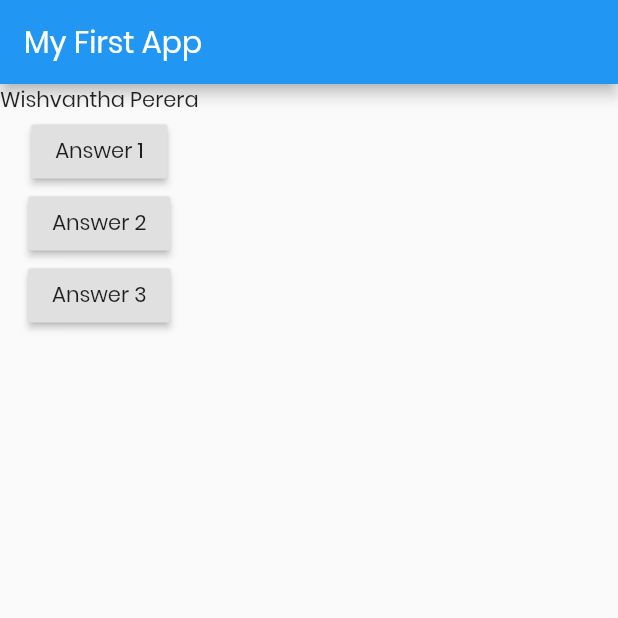
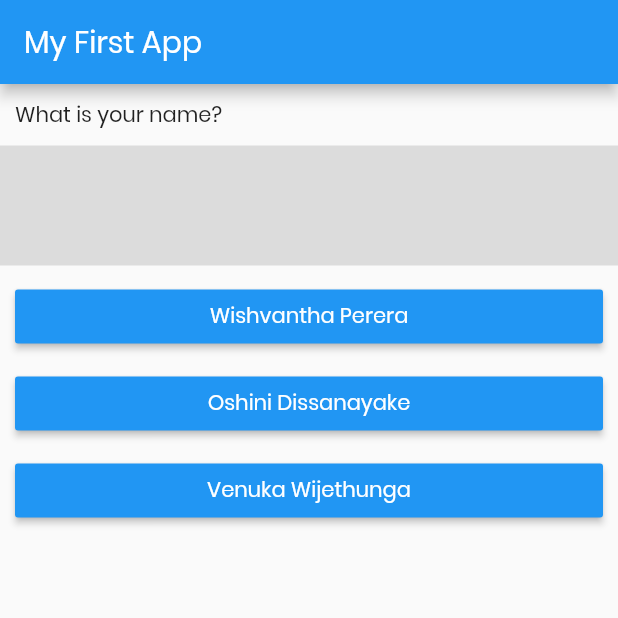
Before and after one commit to wish9919/flutter-practical-guide, a Flutter app: the screen it shows after launch, on a phone screen of 412 x 824 dp, the top half of it. Run offline on Flutter 3.47's test engine with Material 2 defaults, Android fonts, the phone set to English and light mode, and no system bars.

```diff
--- /dev/null
+++ b/lib/answer.dart
@@ -0,0 +1,22 @@
+import 'package:flutter/material.dart';
+
+class Answer extends StatelessWidget {
+  final String answerText;
+  final Function selectHandler;
+
+  Answer(this.answerText, this.selectHandler);
+
+  @override
+  Widget build(BuildContext context) {
+    return Container(
+      padding: EdgeInsets.fromLTRB(10.0, 10.0, 10.0, 0),
+      width: double.infinity,
+      child: RaisedButton(
+        onPressed: selectHandler,
+        color: Colors.blue,
+        textColor: Colors.white,
+        child: Text(answerText),
+      ),
+    );
+  }
+}
--- a/lib/main.dart
+++ b/lib/main.dart
@@ -1,4 +1,7 @@
 import 'package:flutter/material.dart';
+import 'package:flutter_complete_course/answer.dart';
+
+import './question.dart';
 
 void main() => runApp(MyApp());
 
@@ -8,18 +11,20 @@ class MyApp extends StatefulWidget {
 }
 
 class _MyAppState extends State<MyApp> {
-  var questionIndex = 0;
+  var _yourName = '';
 
-  void answerQuestion() {
+  var wish = 'Wishvantha';
+  var osha = 'Oshini';
+  var venu = 'Venuka';
+
+  _answerQuestion({yourName}) {
     setState(() {
-      questionIndex = questionIndex + 1;
+      _yourName = yourName;
     });
-    print(questionIndex);
   }
 
   @override
   Widget build(BuildContext context) {
-    var questions = ['Wishvantha Perera', 'Venuka Wijethunga'];
     return MaterialApp(
       theme: ThemeData(fontFamily: 'Poppins'),
       debugShowCheckedModeBanner: false,
@@ -30,21 +35,17 @@ class _MyAppState extends State<MyApp> {
         )),
         body: Column(
           children: <Widget>[
-            Text(questions[questionIndex]),
-            RaisedButton(
-              child: Text('Answer 1'),
-              onPressed: answerQuestion,
+            Container(
+              padding: EdgeInsets.all(10.0),
+              child: Align(
+                alignment: Alignment.centerLeft,
+                child: Text('What is your name?'),
+              ),
             ),
-            RaisedButton(
-              child: Text('Answer 2'),
-              onPressed: () => print('Answer 2'),
-            ),
-            RaisedButton(
-              child: Text('Answer 3'),
-              onPressed: () {
-                print('Answer 3');
-              },
-            )
+            Question(_yourName),
+            Answer('Wishvantha Perera', () => _answerQuestion(yourName: wish)),
+            Answer('Oshini Dissanayake', () => _answerQuestion(yourName: osha)),
+            Answer('Venuka Wijethunga', () => _answerQuestion(yourName: venu))
           ],
         ),
       ),
--- /dev/null
+++ b/lib/question.dart
@@ -0,0 +1,25 @@
+import 'package:flutter/material.dart';
+
+class Question extends StatelessWidget {
+  final String questionText;
+
+  Question(this.questionText);
+
+  @override
+  Widget build(BuildContext context) {
+    return Container(
+      // padding: EdgeInsets.all(20.0),
+      color: Colors.black12,
+      width: double.infinity,
+      height: 80.0,
+      child: Align(
+        alignment: Alignment.center,
+        child: Text(
+          questionText,
+          style: TextStyle(fontSize: 20.0),
+          textAlign: TextAlign.center,
+        ),
+      ),
+    );
+  }
+}
```
